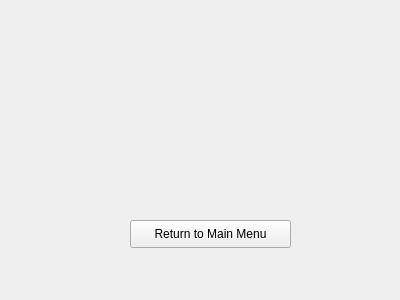
First picture: the form in editLibrary.ui, repository PhilCuster/Dungeon_Journal, before the edit.
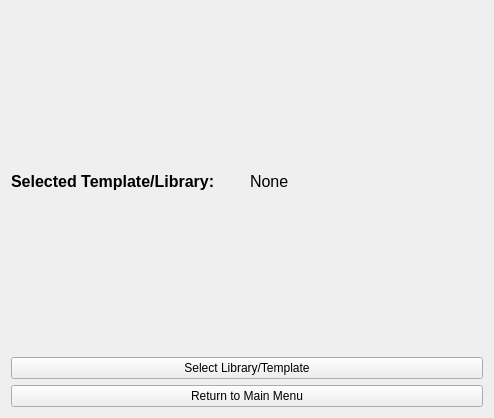
Second picture: the form after the edit.

Commit message: Implemented template selection when editing a library...

Patch:
```diff
--- a/editLibrary.ui
+++ b/editLibrary.ui
@@ -6,26 +6,63 @@
    <rect>
     <x>0</x>
     <y>0</y>
-    <width>400</width>
-    <height>300</height>
+    <width>494</width>
+    <height>418</height>
    </rect>
   </property>
   <property name="windowTitle">
    <string>Form</string>
   </property>
-  <widget class="QPushButton" name="returnButton">
-   <property name="geometry">
-    <rect>
-     <x>130</x>
-     <y>220</y>
-     <width>161</width>
-     <height>28</height>
-    </rect>
-   </property>
-   <property name="text">
-    <string>Return to Main Menu</string>
-   </property>
-  </widget>
+  <layout class="QVBoxLayout" name="verticalLayout">
+   <item>
+    <layout class="QVBoxLayout" name="verticalLayout_2">
+     <item>
+      <layout class="QHBoxLayout" name="horizontalLayout">
+       <item>
+        <widget class="QLabel" name="label">
+         <property name="font">
+          <font>
+           <pointsize>12</pointsize>
+           <weight>75</weight>
+           <bold>true</bold>
+          </font>
+         </property>
+         <property name="text">
+          <string>Selected Template/Library:</string>
+         </property>
+        </widget>
+       </item>
+       <item>
+        <widget class="QLabel" name="currentLIbrary">
+         <property name="font">
+          <font>
+           <pointsize>12</pointsize>
+          </font>
+         </property>
+         <property name="text">
+          <string>None</string>
+         </property>
+        </widget>
+       </item>
+      </layout>
+     </item>
+     <item>
+      <widget class="QPushButton" name="selectTemplateButton">
+       <property name="text">
+        <string>Select Library/Template</string>
+       </property>
+      </widget>
+     </item>
+     <item>
+      <widget class="QPushButton" name="returnButton">
+       <property name="text">
+        <string>Return to Main Menu</string>
+       </property>
+      </widget>
+     </item>
+    </layout>
+   </item>
+  </layout>
  </widget>
  <resources/>
  <connections/>
```
The commit also changes 6 other files.
